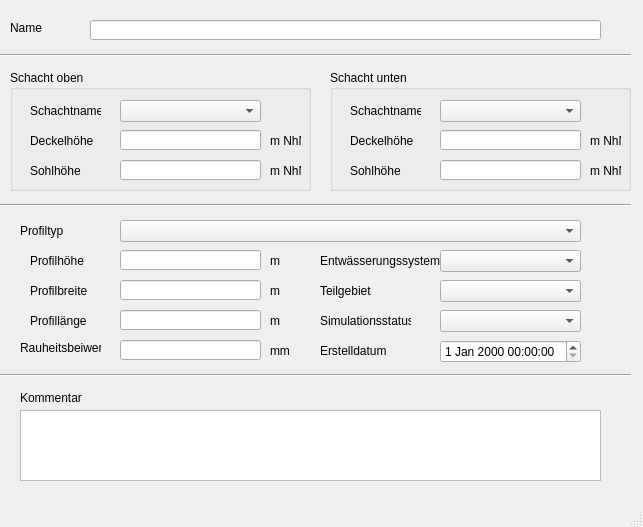
Above: templates/haltungen.ui from hoettges/QKan before the change. Below: the same form after it.
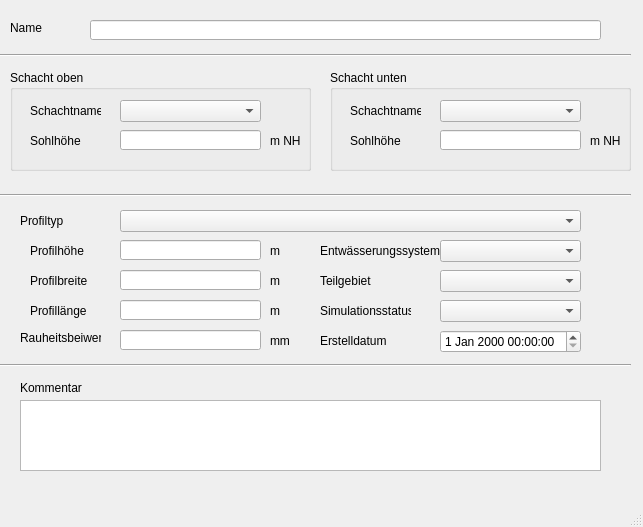
That is the form after the change. Custom widgets are drawn as their Qt base class.

The edit to the form file:
```diff
--- a/templates/haltungen.ui
+++ b/templates/haltungen.ui
@@ -31,7 +31,7 @@
     <property name="geometry">
      <rect>
       <x>20</x>
-      <y>220</y>
+      <y>210</y>
       <width>91</width>
       <height>21</height>
      </rect>
@@ -44,7 +44,7 @@
     <property name="geometry">
      <rect>
       <x>120</x>
-      <y>220</y>
+      <y>210</y>
       <width>461</width>
       <height>22</height>
      </rect>
@@ -54,7 +54,7 @@
     <property name="geometry">
      <rect>
       <x>270</x>
-      <y>340</y>
+      <y>330</y>
       <width>46</width>
       <height>21</height>
      </rect>
@@ -67,7 +67,7 @@
     <property name="geometry">
      <rect>
       <x>20</x>
-      <y>340</y>
+      <y>330</y>
       <width>81</width>
       <height>16</height>
      </rect>
@@ -80,7 +80,7 @@
     <property name="geometry">
      <rect>
       <x>120</x>
-      <y>340</y>
+      <y>330</y>
       <width>141</width>
       <height>20</height>
      </rect>
@@ -92,25 +92,12 @@
       <x>10</x>
       <y>70</y>
       <width>301</width>
-      <height>121</height>
+      <height>101</height>
      </rect>
     </property>
     <property name="title">
      <string>Schacht oben</string>
     </property>
-    <widget class="QLabel" name="label_4">
-     <property name="geometry">
-      <rect>
-       <x>20</x>
-       <y>60</y>
-       <width>71</width>
-       <height>21</height>
-      </rect>
-     </property>
-     <property name="text">
-      <string>Deckelhöhe</string>
-     </property>
-    </widget>
     <widget class="QLabel" name="label_3">
      <property name="geometry">
       <rect>
@@ -124,24 +111,11 @@
       <string>Schachtname</string>
      </property>
     </widget>
-    <widget class="QLabel" name="label_13">
-     <property name="geometry">
-      <rect>
-       <x>260</x>
-       <y>60</y>
-       <width>31</width>
-       <height>21</height>
-      </rect>
-     </property>
-     <property name="text">
-      <string>m NhN</string>
-     </property>
-    </widget>
     <widget class="QLabel" name="label_5">
      <property name="geometry">
       <rect>
        <x>20</x>
-       <y>90</y>
+       <y>60</y>
        <width>71</width>
        <height>21</height>
       </rect>
@@ -154,13 +128,13 @@
      <property name="geometry">
       <rect>
        <x>260</x>
-       <y>90</y>
+       <y>60</y>
        <width>31</width>
        <height>21</height>
       </rect>
      </property>
      <property name="text">
-      <string>m NhN</string>
+      <string>m NHN</string>
      </property>
     </widget>
     <widget class="QComboBox" name="schoben">
@@ -173,21 +147,11 @@
       </rect>
      </property>
     </widget>
-    <widget class="QLineEdit" name="deckeloben">
-     <property name="geometry">
-      <rect>
-       <x>110</x>
-       <y>60</y>
-       <width>141</width>
-       <height>20</height>
-      </rect>
-     </property>
-    </widget>
     <widget class="QLineEdit" name="sohleoben">
      <property name="geometry">
       <rect>
        <x>110</x>
-       <y>90</y>
+       <y>60</y>
        <width>141</width>
        <height>20</height>
       </rect>
@@ -198,7 +162,7 @@
     <property name="geometry">
      <rect>
       <x>320</x>
-      <y>250</y>
+      <y>240</y>
       <width>121</width>
       <height>21</height>
      </rect>
@@ -211,7 +175,7 @@
     <property name="geometry">
      <rect>
       <x>30</x>
-      <y>280</y>
+      <y>270</y>
       <width>61</width>
       <height>21</height>
      </rect>
@@ -224,7 +188,7 @@
     <property name="geometry">
      <rect>
       <x>440</x>
-      <y>310</y>
+      <y>300</y>
       <width>141</width>
       <height>22</height>
      </rect>
@@ -234,7 +198,7 @@
     <property name="geometry">
      <rect>
       <x>440</x>
-      <y>250</y>
+      <y>240</y>
       <width>141</width>
       <height>22</height>
      </rect>
@@ -244,7 +208,7 @@
     <property name="geometry">
      <rect>
       <x>320</x>
-      <y>310</y>
+      <y>300</y>
       <width>91</width>
       <height>21</height>
      </rect>
@@ -260,7 +224,7 @@
     <property name="geometry">
      <rect>
       <x>270</x>
-      <y>250</y>
+      <y>240</y>
       <width>31</width>
       <height>21</height>
      </rect>
@@ -273,7 +237,7 @@
     <property name="geometry">
      <rect>
       <x>30</x>
-      <y>250</y>
+      <y>240</y>
       <width>61</width>
       <height>21</height>
      </rect>
@@ -288,58 +252,22 @@
       <x>330</x>
       <y>70</y>
       <width>301</width>
-      <height>121</height>
+      <height>101</height>
      </rect>
     </property>
     <property name="title">
      <string>Schacht unten</string>
     </property>
-    <widget class="QLabel" name="label_19">
-     <property name="geometry">
-      <rect>
-       <x>20</x>
-       <y>60</y>
-       <width>71</width>
-       <height>21</height>
-      </rect>
-     </property>
-     <property name="text">
-      <string>Deckelhöhe</string>
-     </property>
-    </widget>
     <widget class="QLineEdit" name="sohleunten">
      <property name="geometry">
       <rect>
        <x>110</x>
-       <y>90</y>
-       <width>141</width>
-       <height>20</height>
-      </rect>
-     </property>
-    </widget>
-    <widget class="QLineEdit" name="deckelunten">
-     <property name="geometry">
-      <rect>
-       <x>110</x>
        <y>60</y>
        <width>141</width>
        <height>20</height>
       </rect>
      </property>
     </widget>
-    <widget class="QLabel" name="label_18">
-     <property name="geometry">
-      <rect>
-       <x>260</x>
-       <y>60</y>
-       <width>31</width>
-       <height>21</height>
-      </rect>
-     </property>
-     <property name="text">
-      <string>m NhN</string>
-     </property>
-    </widget>
     <widget class="QLabel" name="label_9">
      <property name="geometry">
       <rect>
@@ -357,7 +285,7 @@
      <property name="geometry">
       <rect>
        <x>20</x>
-       <y>90</y>
+       <y>60</y>
        <width>71</width>
        <height>21</height>
       </rect>
@@ -370,13 +298,13 @@
      <property name="geometry">
       <rect>
        <x>260</x>
-       <y>90</y>
+       <y>60</y>
        <width>31</width>
        <height>21</height>
       </rect>
      </property>
      <property name="text">
-      <string>m NhN</string>
+      <string>m NHN</string>
      </property>
     </widget>
     <widget class="QComboBox" name="schunten">
@@ -389,12 +317,20 @@
       </rect>
      </property>
     </widget>
+    <zorder>sohleunten</zorder>
+    <zorder>label_9</zorder>
+    <zorder>label_8</zorder>
+    <zorder>label_15</zorder>
+    <zorder>schunten</zorder>
+    <zorder>sohleoben</zorder>
+    <zorder>label_14</zorder>
+    <zorder>label_5</zorder>
    </widget>
    <widget class="QLineEdit" name="hoehe">
     <property name="geometry">
      <rect>
       <x>120</x>
-      <y>250</y>
+      <y>240</y>
       <width>141</width>
       <height>20</height>
      </rect>
@@ -404,7 +340,7 @@
     <property name="geometry">
      <rect>
       <x>120</x>
-      <y>280</y>
+      <y>270</y>
       <width>141</width>
       <height>20</height>
      </rect>
@@ -414,7 +350,7 @@
     <property name="geometry">
      <rect>
       <x>120</x>
-      <y>310</y>
+      <y>300</y>
       <width>141</width>
       <height>20</height>
      </rect>
@@ -424,7 +360,7 @@
     <property name="geometry">
      <rect>
       <x>30</x>
-      <y>310</y>
+      <y>300</y>
       <width>61</width>
       <height>21</height>
      </rect>
@@ -437,7 +373,7 @@
     <property name="geometry">
      <rect>
       <x>270</x>
-      <y>280</y>
+      <y>270</y>
       <width>31</width>
       <height>21</height>
      </rect>
@@ -450,7 +386,7 @@
     <property name="geometry">
      <rect>
       <x>270</x>
-      <y>310</y>
+      <y>300</y>
       <width>31</width>
       <height>21</height>
      </rect>
@@ -476,7 +412,7 @@
     <property name="geometry">
      <rect>
       <x>0</x>
-      <y>190</y>
+      <y>180</y>
       <width>631</width>
       <height>31</height>
      </rect>
@@ -489,7 +425,7 @@
     <property name="geometry">
      <rect>
       <x>320</x>
-      <y>340</y>
+      <y>330</y>
       <width>71</width>
       <height>21</height>
      </rect>
@@ -502,7 +438,7 @@
     <property name="geometry">
      <rect>
       <x>20</x>
-      <y>410</y>
+      <y>400</y>
       <width>581</width>
       <height>71</height>
      </rect>
@@ -512,7 +448,7 @@
     <property name="geometry">
      <rect>
       <x>20</x>
-      <y>390</y>
+      <y>380</y>
       <width>81</width>
       <height>16</height>
      </rect>
@@ -525,7 +461,7 @@
     <property name="geometry">
      <rect>
       <x>0</x>
-      <y>360</y>
+      <y>350</y>
       <width>631</width>
       <height>31</height>
      </rect>
@@ -548,7 +484,7 @@
     <property name="geometry">
      <rect>
       <x>440</x>
-      <y>340</y>
+      <y>330</y>
       <width>141</width>
       <height>23</height>
      </rect>
@@ -558,7 +494,7 @@
     <property name="geometry">
      <rect>
       <x>320</x>
-      <y>280</y>
+      <y>270</y>
       <width>71</width>
       <height>21</height>
      </rect>
@@ -574,7 +510,7 @@
     <property name="geometry">
      <rect>
       <x>440</x>
-      <y>280</y>
+      <y>270</y>
       <width>141</width>
       <height>22</height>
      </rect>
```
Left out of the diff: 17 changed lines with no effect on the pictures.
